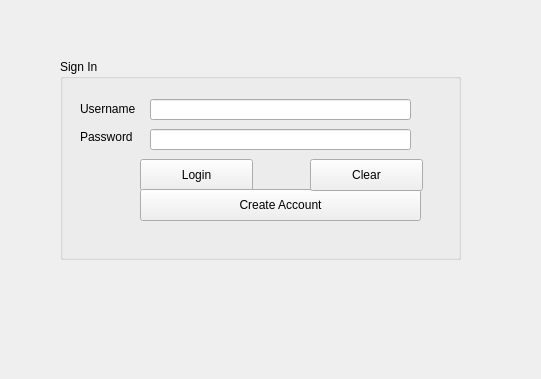
Before: the Qt Designer form Project2/mainwindow.ui in tdragon00/CS1C_Project_2, drawn with Qt 5; both pictures show x 130 to 671 and y 221 to 600 of the 800 by 600 pixel window.
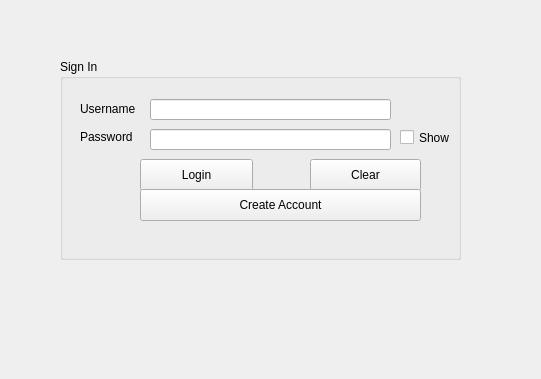
After: the same form once the commit is applied.

Commit message:
Password Check
added:
- Password chekc boxes to show password rather than hide it
- Checked both confirm password and password in amdin and manager creater.

```diff
--- a/Project2/mainwindow.ui
+++ b/Project2/mainwindow.ui
@@ -14,51 +14,6 @@
    <string>MainWindow</string>
   </property>
   <widget class="QWidget" name="centralwidget">
-   <widget class="QPushButton" name="pushLogin">
-    <property name="geometry">
-     <rect>
-      <x>270</x>
-      <y>380</y>
-      <width>113</width>
-      <height>32</height>
-     </rect>
-    </property>
-    <property name="text">
-     <string>Login</string>
-    </property>
-    <property name="autoDefault">
-     <bool>true</bool>
-    </property>
-    <property name="default">
-     <bool>false</bool>
-    </property>
-   </widget>
-   <widget class="QLabel" name="label">
-    <property name="geometry">
-     <rect>
-      <x>210</x>
-      <y>320</y>
-      <width>71</width>
-      <height>20</height>
-     </rect>
-    </property>
-    <property name="text">
-     <string>Username</string>
-    </property>
-   </widget>
-   <widget class="QPushButton" name="buttonCreate">
-    <property name="geometry">
-     <rect>
-      <x>270</x>
-      <y>410</y>
-      <width>281</width>
-      <height>32</height>
-     </rect>
-    </property>
-    <property name="text">
-     <string>Create Account</string>
-    </property>
-   </widget>
    <widget class="QLabel" name="Status">
     <property name="geometry">
      <rect>
@@ -84,42 +39,113 @@
     <property name="title">
      <string>Sign In</string>
     </property>
-   </widget>
-   <widget class="QPushButton" name="pushClear">
-    <property name="geometry">
-     <rect>
-      <x>440</x>
-      <y>380</y>
-      <width>113</width>
-      <height>32</height>
-     </rect>
-    </property>
-    <property name="text">
-     <string>Clear</string>
-    </property>
-   </widget>
-   <widget class="QLineEdit" name="lineUser">
-    <property name="geometry">
-     <rect>
-      <x>280</x>
-      <y>320</y>
-      <width>261</width>
-      <height>21</height>
-     </rect>
-    </property>
-   </widget>
-   <widget class="QLineEdit" name="linePassword">
-    <property name="geometry">
-     <rect>
-      <x>280</x>
-      <y>350</y>
-      <width>261</width>
-      <height>21</height>
-     </rect>
-    </property>
-    <property name="echoMode">
-     <enum>QLineEdit::Password</enum>
-    </property>
+    <widget class="QLineEdit" name="lineUser">
+     <property name="geometry">
+      <rect>
+       <x>90</x>
+       <y>40</y>
+       <width>241</width>
+       <height>21</height>
+      </rect>
+     </property>
+    </widget>
+    <widget class="QLineEdit" name="linePassword">
+     <property name="geometry">
+      <rect>
+       <x>90</x>
+       <y>70</y>
+       <width>241</width>
+       <height>21</height>
+      </rect>
+     </property>
+     <property name="echoMode">
+      <enum>QLineEdit::Password</enum>
+     </property>
+    </widget>
+    <widget class="QLabel" name="label_2">
+     <property name="geometry">
+      <rect>
+       <x>20</x>
+       <y>70</y>
+       <width>71</width>
+       <height>16</height>
+      </rect>
+     </property>
+     <property name="text">
+      <string>Password</string>
+     </property>
+    </widget>
+    <widget class="QLabel" name="label">
+     <property name="geometry">
+      <rect>
+       <x>20</x>
+       <y>40</y>
+       <width>71</width>
+       <height>20</height>
+      </rect>
+     </property>
+     <property name="text">
+      <string>Username</string>
+     </property>
+    </widget>
+    <widget class="QPushButton" name="pushLogin">
+     <property name="geometry">
+      <rect>
+       <x>80</x>
+       <y>100</y>
+       <width>113</width>
+       <height>32</height>
+      </rect>
+     </property>
+     <property name="text">
+      <string>Login</string>
+     </property>
+     <property name="autoDefault">
+      <bool>true</bool>
+     </property>
+     <property name="default">
+      <bool>false</bool>
+     </property>
+    </widget>
+    <widget class="QPushButton" name="pushClear">
+     <property name="geometry">
+      <rect>
+       <x>250</x>
+       <y>100</y>
+       <width>111</width>
+       <height>32</height>
+      </rect>
+     </property>
+     <property name="text">
+      <string>Clear</string>
+     </property>
+    </widget>
+    <widget class="QPushButton" name="buttonCreate">
+     <property name="geometry">
+      <rect>
+       <x>80</x>
+       <y>130</y>
+       <width>281</width>
+       <height>32</height>
+      </rect>
+     </property>
+     <property name="text">
+      <string>Create Account</string>
+     </property>
+    </widget>
+    <widget class="QCheckBox" name="checkPassword">
+     <property name="geometry">
+      <rect>
+       <x>340</x>
+       <y>70</y>
+       <width>61</width>
+       <height>17</height>
+      </rect>
+     </property>
+     <property name="text">
+      <string>Show</string>
+     </property>
+    </widget>
    </widget>
    <widget class="QLabel" name="Logo">
     <property name="geometry">
@@ -137,19 +163,6 @@
      <set>Qt::AlignCenter</set>
     </property>
    </widget>
-   <widget class="QLabel" name="label_2">
-    <property name="geometry">
-     <rect>
-      <x>210</x>
-      <y>350</y>
-      <width>59</width>
-      <height>16</height>
-     </rect>
-    </property>
-    <property name="text">
-     <string>Password</string>
-    </property>
-   </widget>
    <zorder>groupBox</zorder>
    <zorder>pushLogin</zorder>
    <zorder>label</zorder>
```
Left out of the diff: 7 changed lines with no effect on the pictures. The commit also changes 9 other files.
